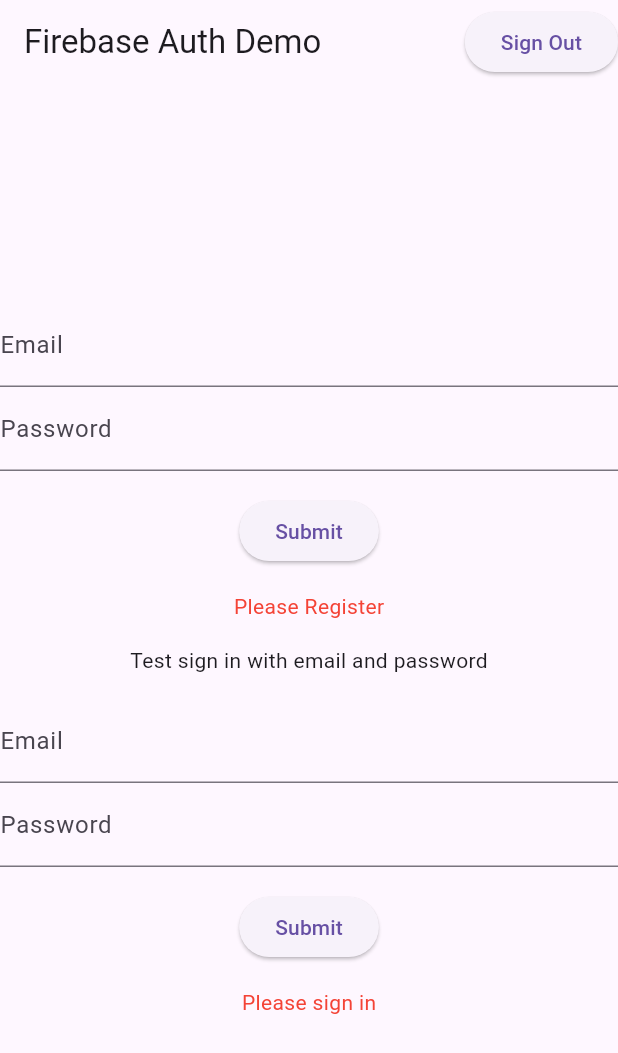
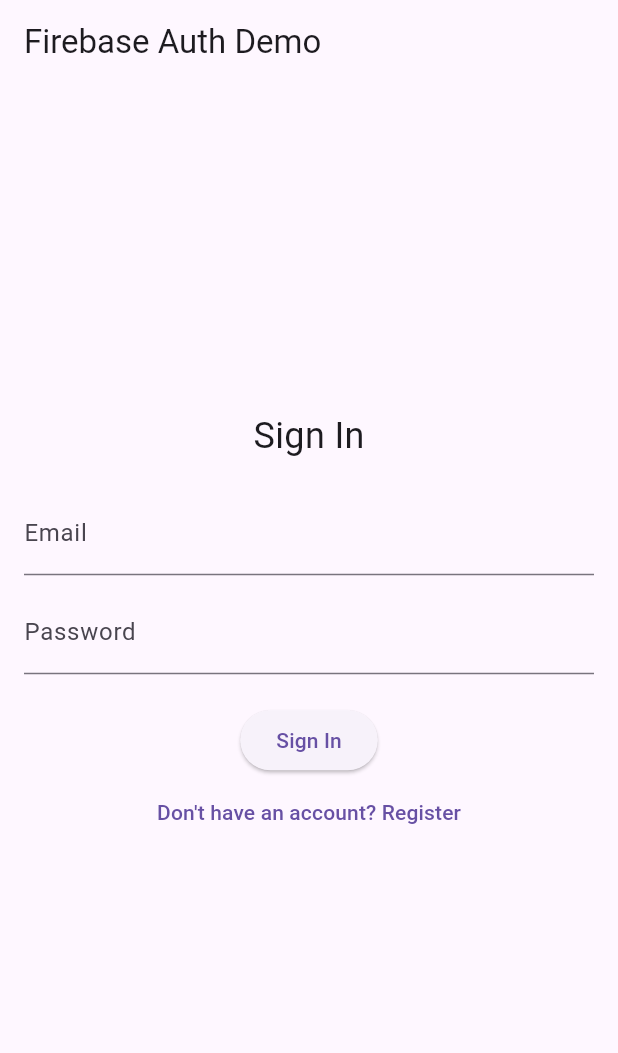
Before and after one commit to abigailsheldon/act13, a Flutter app: the screen it shows after launch, on a phone screen of 412 x 824 dp. Shown: the top 1053 px of the screen. Run offline on Flutter 3.47's test engine with Material 3 defaults, Android fonts, the phone set to English and light mode, and no system bars; our stand-ins replace firebase_auth, firebase_core; accounts and stored records are empty.

Commit message:
Adds functionality for UI, Firebase does not work yet

```diff
--- a/lib/main.dart
+++ b/lib/main.dart
@@ -1,9 +1,9 @@
 import 'package:flutter/material.dart';
+import 'package:firebase_core/firebase_core.dart';
 import 'package:firebase_auth/firebase_auth.dart';
-import 'package:firebase_core/firebase_core.dart';
-import 'package:cloud_firestore/cloud_firestore.dart';
-import 'firebase_options.dart';
+import 'firebase_options.dart'; // This file is generated by FlutterFire CLI
 
+// Entry point: Initialize Firebase and run the app.
 void main() async {
   WidgetsFlutterBinding.ensureInitialized();
   await Firebase.initializeApp(
@@ -12,245 +12,298 @@ void main() async {
   runApp(MyApp());
 }
 
+// Root widget defines routes for the app.
 class MyApp extends StatelessWidget {
   @override
   Widget build(BuildContext context) {
     return MaterialApp(
       title: 'Firebase Auth Demo',
-      home: MyHomePage(title: 'Firebase Auth Demo'),
+      initialRoute: '/',
+      routes: {
+        '/': (context) => AuthenticationScreen(),
+        '/profile': (context) => ProfileScreen(),
+      },
     );
   }
 }
 
-class MyHomePage extends StatefulWidget {
-  MyHomePage({Key? key, required this.title}) : super(key: key);
-  final String title;
+// A simple service class to wrap Firebase Authentication functions.
+class AuthService {
+  final FirebaseAuth _auth = FirebaseAuth.instance;
 
-  @override
-  _MyHomePageState createState() => _MyHomePageState();
+  // Create a new user using email and password.
+  Future<UserCredential?> signUp({
+    required String email,
+    required String password,
+  }) async {
+    try {
+      UserCredential userCredential =
+          await _auth.createUserWithEmailAndPassword(
+        email: email,
+        password: password,
+      );
+      return userCredential;
+    } catch (e) {
+      print("SignUp Error: $e");
+      return null;
+    }
+  }
+
+  // Sign in an existing user using email and password.
+  Future<UserCredential?> signIn({
+    required String email,
+    required String password,
+  }) async {
+    try {
+      UserCredential userCredential =
+          await _auth.signInWithEmailAndPassword(
+        email: email,
+        password: password,
+      );
+      return userCredential;
+    } catch (e) {
+      print("SignIn Error: $e");
+      return null;
+    }
+  }
+
+  // Sign out the current user.
+  Future<void> signOut() async {
+    await _auth.signOut();
+  }
+
+  // Update the password for the currently logged-in user.
+  Future<bool> updatePassword(String newPassword) async {
+    try {
+      User? user = _auth.currentUser;
+      if (user != null) {
+        await user.updatePassword(newPassword);
+        return true;
+      }
+      return false;
+    } catch (e) {
+      print("UpdatePassword Error: $e");
+      return false;
+    }
+  }
+
+  // Get the current user.
+  User? get currentUser => _auth.currentUser;
 }
 
-class _MyHomePageState extends State<MyHomePage> {
-  final FirebaseAuth _auth = FirebaseAuth.instance;
+// Screen that handles both registration and sign-in.
+class AuthenticationScreen extends StatefulWidget {
+  @override
+  _AuthenticationScreenState createState() => _AuthenticationScreenState();
+}
 
-  void _signOut() async {
-    await _auth.signOut();
-    ScaffoldMessenger.of(context).showSnackBar(SnackBar(
-      content: Text('Signed out successfully'),
-    ));
+class _AuthenticationScreenState extends State<AuthenticationScreen> {
+  bool showSignIn = true; // Toggle between sign in and registration.
+  final AuthService _authService = AuthService();
+  final _formKey = GlobalKey<FormState>();
+
+  // Controllers for email and password text fields.
+  final TextEditingController _emailController = TextEditingController();
+  final TextEditingController _passwordController = TextEditingController();
+
+  // Status message to provide feedback to the user.
+  String _statusMessage = '';
+
+  // Toggle between registration and sign in forms.
+  void _toggleForm() {
+    setState(() {
+      showSignIn = !showSignIn;
+      _statusMessage = '';
+    });
+  }
+
+  // Form submission for registration or sign in.
+  void _submit() async {
+    if (_formKey.currentState!.validate()) {
+      String email = _emailController.text.trim();
+      String password = _passwordController.text.trim();
+      UserCredential? result;
+
+      if (showSignIn) {
+        result = await _authService.signIn(email: email, password: password);
+      } else {
+        result = await _authService.signUp(email: email, password: password);
+      }
+
+      if (result != null) {
+        // On success, navigate to the Profile screen.
+        Navigator.pushReplacementNamed(context, '/profile');
+      } else {
+        setState(() {
+          _statusMessage =
+              showSignIn ? 'Sign in failed' : 'Registration failed';
+        });
+      }
+    }
+  }
+
+  // Basic email validation.
+  String? _validateEmail(String? value) {
+    if (value == null || value.isEmpty) {
+      return 'Please enter an email';
+    }
+    if (!value.contains('@')) {
+      return 'Enter a valid email';
+    }
+    return null;
+  }
+
+  // Basic password validation (6 characters minimum).
+  String? _validatePassword(String? value) {
+    if (value == null || value.isEmpty) {
+      return 'Please enter a password';
+    }
+    if (value.length < 6) {
+      return 'Password must be at least 6 characters';
+    }
+    return null;
   }
 
   @override
   Widget build(BuildContext context) {
     return Scaffold(
       appBar: AppBar(
-        title: Text(widget.title),
-        actions: <Widget>[
-          ElevatedButton(
-            onPressed: () {
-              _signOut();
+        title: Text('Firebase Auth Demo'),
+      ),
+      body: Padding(
+        padding: EdgeInsets.all(16.0),
+        child: Form(
+          key: _formKey,
+          child: Column(
+            mainAxisAlignment: MainAxisAlignment.center,
+            children: [
+              Text(
+                showSignIn ? 'Sign In' : 'Register',
+                style: TextStyle(fontSize: 24),
+              ),
+              SizedBox(height: 20),
+              TextFormField(
+                controller: _emailController,
+                decoration: InputDecoration(labelText: 'Email'),
+                validator: _validateEmail,
+              ),
+              SizedBox(height: 10),
+              TextFormField(
+                controller: _passwordController,
+                obscureText: true,
+                decoration: InputDecoration(labelText: 'Password'),
+                validator: _validatePassword,
+              ),
+              SizedBox(height: 20),
+              ElevatedButton(
+                onPressed: _submit,
+                child: Text(showSignIn ? 'Sign In' : 'Register'),
+              ),
+              TextButton(
+                onPressed: _toggleForm,
+                child: Text(showSignIn
+                    ? 'Don\'t have an account? Register'
+                    : 'Have an account? Sign In'),
+              ),
+              SizedBox(height: 20),
+              Text(
+                _statusMessage,
+                style: TextStyle(color: Colors.red),
+              ),
+            ],
+          ),
+        ),
+      ),
+    );
+  }
+}
+
+// Profile screen that is shown after a successful sign in or registration.
+class ProfileScreen extends StatelessWidget {
+  final AuthService _authService = AuthService();
+  final TextEditingController _passwordController = TextEditingController();
+
+  // Helper function to display a dialog for changing the password.
+  void _changePassword(BuildContext context) {
+    showDialog(
+      context: context,
+      builder: (context) {
+        return AlertDialog(
+          title: Text('Change Password'),
+          content: TextField(
+            controller: _passwordController,
+            decoration: InputDecoration(labelText: 'New Password'),
+            obscureText: true,
+          ),
+          actions: [
+            TextButton(
+              onPressed: () async {
+                if (_passwordController.text.length < 6) {
+                  ScaffoldMessenger.of(context).showSnackBar(
+                    SnackBar(
+                      content: Text(
+                          'Password must be at least 6 characters'),
+                    ),
+                  );
+                  return;
+                }
+                bool result = await _authService
+                    .updatePassword(_passwordController.text);
+                Navigator.of(context).pop();
+                ScaffoldMessenger.of(context).showSnackBar(
+                  SnackBar(
+                    content: Text(result
+                        ? 'Password updated successfully'
+                        : 'Password update failed'),
+                  ),
+                );
+              },
+              child: Text('Update'),
+            ),
+            TextButton(
+              onPressed: () {
+                Navigator.of(context).pop();
+              },
+              child: Text('Cancel'),
+            )
+          ],
+        );
+      },
+    );
+  }
+
+  @override
+  Widget build(BuildContext context) {
+    User? user = _authService.currentUser;
+    return Scaffold(
+      appBar: AppBar(
+        title: Text('Profile'),
+        actions: [
+          IconButton(
+            icon: Icon(Icons.logout),
+            onPressed: () async {
+              await _authService.signOut();
+              Navigator.pushReplacementNamed(context, '/');
             },
-            child: Text('Sign Out'),
-          ),
+          )
         ],
       ),
       body: Center(
         child: Column(
           mainAxisAlignment: MainAxisAlignment.center,
-          children: <Widget>[
-            RegisterEmailSection(auth: _auth),
-            EmailPasswordForm(auth: _auth),
+          children: [
+            Text(
+              'Logged in as: ${user?.email ?? 'No user found'}',
+              style: TextStyle(fontSize: 18),
+            ),
+            SizedBox(height: 20),
+            ElevatedButton(
+              onPressed: () => _changePassword(context),
+              child: Text('Change Password'),
+            )
           ],
         ),
       ),
     );
   }
 }
-
-class RegisterEmailSection extends StatefulWidget {
-  RegisterEmailSection({Key? key, required this.auth}) : super(key: key);
-  final FirebaseAuth auth;
-
-  @override
-  _RegisterEmailSectionState createState() => _RegisterEmailSectionState();
-}
-
-class _RegisterEmailSectionState extends State<RegisterEmailSection> {
-  final GlobalKey<FormState> _formKey = GlobalKey<FormState>();
-  final TextEditingController _emailController = TextEditingController();
-  final TextEditingController _passwordController = TextEditingController();
-  bool _success = false;
-  bool _initialState = true;
-  String? _userEmail;
-
-  void _register() async {
-    try {
-      await widget.auth.createUserWithEmailAndPassword(
-        email: _emailController.text,
-        password: _passwordController.text,
-      );
-      setState(() {
-        _success = true;
-        _userEmail = _emailController.text;
-        _initialState = false;
-      });
-    } catch (e) {
-      setState(() {
-        _success = false;
-        _initialState = false;
-      });
-    }
-  }
-
-  @override
-  Widget build(BuildContext context) {
-    return Form(
-      key: _formKey,
-      child: Column(
-        crossAxisAlignment: CrossAxisAlignment.start,
-        children: <Widget>[
-          TextFormField(
-            controller: _emailController,
-            decoration: InputDecoration(labelText: 'Email'),
-            validator: (value) {
-              if (value?.isEmpty ?? true) {
-                return 'Please enter some text';
-              }
-              return null;
-            },
-          ),
-          TextFormField(
-            controller: _passwordController,
-            decoration: InputDecoration(labelText: 'Password'),
-            validator: (value) {
-              if (value?.isEmpty ?? true) {
-                return 'Please enter some text';
-              }
-              return null;
-            },
-          ),
-          Container(
-            padding: const EdgeInsets.symmetric(vertical: 16.0),
-            alignment: Alignment.center,
-            child: ElevatedButton(
-              onPressed: () {
-                if (_formKey.currentState!.validate()) {
-                  _register();
-                }
-              },
-              child: Text('Submit'),
-            ),
-          ),
-          Container(
-            alignment: Alignment.center,
-            child: Text(
-              _initialState
-                  ? 'Please Register'
-                  : _success
-                      ? 'Successfully registered $_userEmail'
-                      : 'Registration failed',
-              style: TextStyle(color: _success ? Colors.green : Colors.red),
-            ),
-          ),
-        ],
-      ),
-    );
-  }
-}
-
-class EmailPasswordForm extends StatefulWidget {
-  EmailPasswordForm({Key? key, required this.auth}) : super(key: key);
-  final FirebaseAuth auth;
-
-  @override
-  _EmailPasswordFormState createState() => _EmailPasswordFormState();
-}
-
-class _EmailPasswordFormState extends State<EmailPasswordForm> {
-  final GlobalKey<FormState> _formKey = GlobalKey<FormState>();
-  final TextEditingController _emailController = TextEditingController();
-  final TextEditingController _passwordController = TextEditingController();
-  bool _success = false;
-  bool _initialState = true;
-  String _userEmail = '';
-
-  void _signInWithEmailAndPassword() async {
-    try {
-      await widget.auth.signInWithEmailAndPassword(
-        email: _emailController.text,
-        password: _passwordController.text,
-      );
-      setState(() {
-        _success = true;
-        _userEmail = _emailController.text;
-        _initialState = false;
-      });
-    } catch (e) {
-      setState(() {
-        _success = false;
-        _initialState = false;
-      });
-    }
-  }
-
-  @override
-  Widget build(BuildContext context) {
-    return Form(
-      key: _formKey,
-      child: Column(
-        crossAxisAlignment: CrossAxisAlignment.start,
-        children: <Widget>[
-          Container(
-            child: Text('Test sign in with email and password'),
-            padding: const EdgeInsets.all(16),
-            alignment: Alignment.center,
-          ),
-          TextFormField(
-            controller: _emailController,
-            decoration: InputDecoration(labelText: 'Email'),
-            validator: (value) {
-              if (value?.isEmpty ?? true) {
-                return 'Please enter some text';
-              }
-              return null;
-            },
-          ),
-          TextFormField(
-            controller: _passwordController,
-            decoration: InputDecoration(labelText: 'Password'),
-            validator: (value) {
-              if (value?.isEmpty ?? true) {
-                return 'Please enter some text';
-              }
-              return null;
-            },
-          ),
-          Container(
-            padding: const EdgeInsets.symmetric(vertical: 16.0),
-            alignment: Alignment.center,
-            child: ElevatedButton(
-              onPressed: () {
-                if (_formKey.currentState!.validate()) {
-                  _signInWithEmailAndPassword();
-                }
-              },
-              child: Text('Submit'),
-            ),
-          ),
-          Container(
-            alignment: Alignment.center,
-            padding: const EdgeInsets.symmetric(horizontal: 16),
-            child: Text(
-              _initialState
-                  ? 'Please sign in'
-                  : _success
-                      ? 'Successfully signed in $_userEmail'
-                      : 'Sign in failed',
-              style: TextStyle(color: _success ? Colors.green : Colors.red),
-            ),
-          ),
-        ],
-      ),
-    );
-  }
-}
```
Also changed, not shown: 5 other files.
